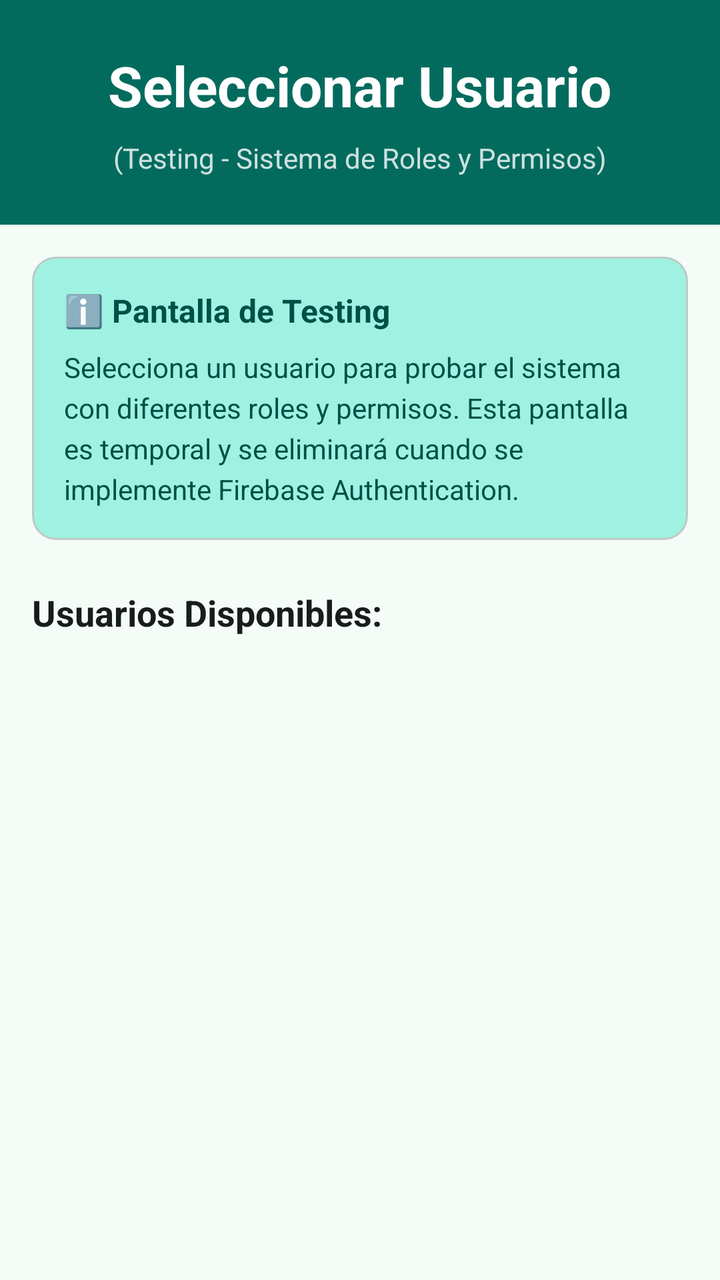
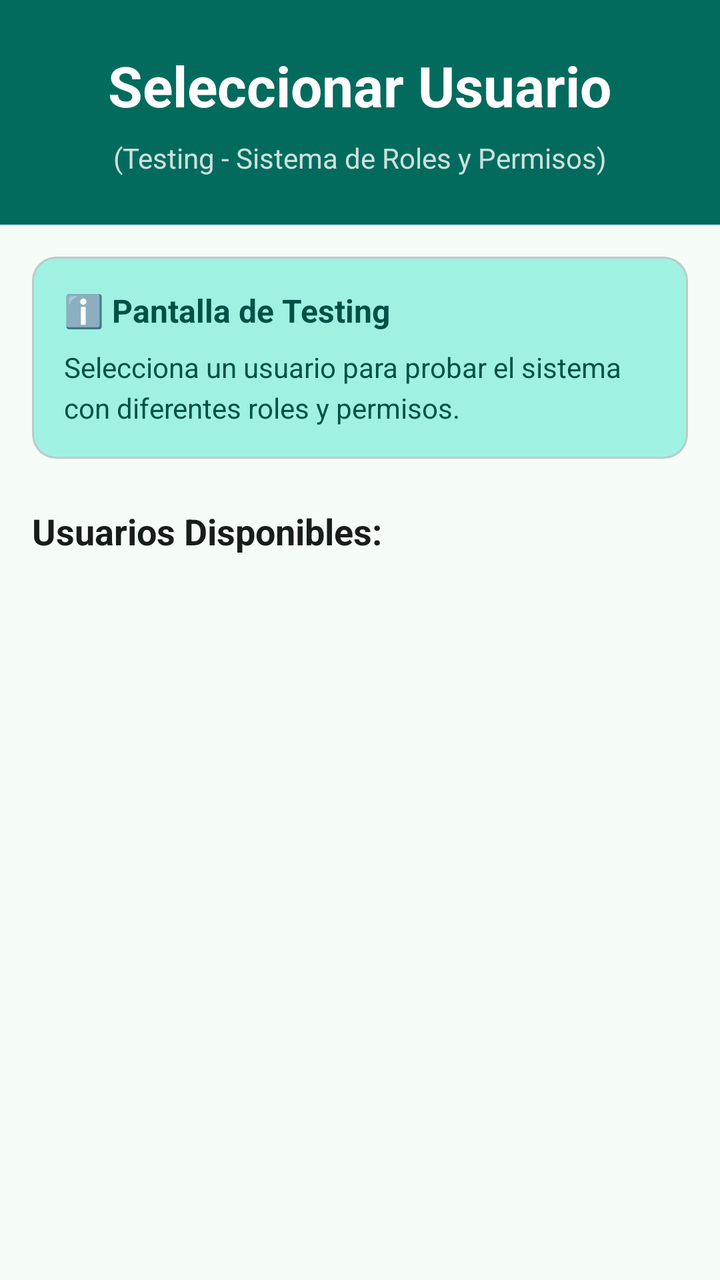

An Android layout rendered at two revisions. The XML below is the earlier revision; the diff shows what the commit changed to produce the second picture.
<!-- AndroidManifest.xml: activity theme AppTheme -->
<!-- res/layout/activity_selector_rol.xml -->
<?xml version="1.0" encoding="utf-8"?>
<LinearLayout xmlns:android="http://schemas.android.com/apk/res/android"
    xmlns:app="http://schemas.android.com/apk/res-auto"
    android:layout_width="match_parent"
    android:layout_height="match_parent"
    android:orientation="vertical"
    android:background="@color/md_theme_background">

    
    <LinearLayout
        android:layout_width="match_parent"
        android:layout_height="wrap_content"
        android:orientation="vertical"
        android:background="@color/md_theme_primary"
        android:padding="24dp"
        android:gravity="center">

        <TextView
            android:id="@+id/tvTituloSelector"
            android:layout_width="wrap_content"
            android:layout_height="wrap_content"
            android:text="Seleccionar Usuario"
            android:textSize="28sp"
            android:textStyle="bold"
            android:textColor="@color/md_theme_onPrimary"
            android:layout_marginBottom="8dp" />

        <TextView
            android:id="@+id/tvDescripcionSelector"
            android:layout_width="wrap_content"
            android:layout_height="wrap_content"
            android:text="(Testing - Sistema de Roles y Permisos)"
            android:textSize="14sp"
            android:textColor="@color/md_theme_onPrimary"
            android:alpha="0.8" />

    </LinearLayout>

    
    <com.google.android.material.card.MaterialCardView
        android:layout_width="match_parent"
        android:layout_height="wrap_content"
        android:layout_margin="16dp"
        app:cardBackgroundColor="@color/md_theme_secondaryContainer"
        app:cardCornerRadius="12dp"
        app:cardElevation="0dp">

        <LinearLayout
            android:layout_width="match_parent"
            android:layout_height="wrap_content"
            android:orientation="vertical"
            android:padding="16dp">

            <TextView
                android:layout_width="match_parent"
                android:layout_height="wrap_content"
                android:text="ℹ️ Pantalla de Testing"
                android:textSize="16sp"
                android:textStyle="bold"
                android:textColor="@color/md_theme_onSecondaryContainer"
                android:layout_marginBottom="8dp" />

            <TextView
                android:layout_width="match_parent"
                android:layout_height="wrap_content"
                android:text="Selecciona un usuario para probar el sistema con diferentes roles y permisos. Esta pantalla es temporal y se eliminará cuando se implemente Firebase Authentication."
                android:textSize="14sp"
                android:textColor="@color/md_theme_onSecondaryContainer"
                android:lineSpacingExtra="4dp" />

        </LinearLayout>

    </com.google.android.material.card.MaterialCardView>

    
    <TextView
        android:layout_width="match_parent"
        android:layout_height="wrap_content"
        android:text="Usuarios Disponibles:"
        android:textSize="18sp"
        android:textStyle="bold"
        android:textColor="@color/md_theme_onBackground"
        android:paddingHorizontal="16dp"
        android:paddingVertical="8dp" />

    <androidx.recyclerview.widget.RecyclerView
        android:id="@+id/recyclerViewUsuarios"
        android:layout_width="match_parent"
        android:layout_height="0dp"
        android:layout_weight="1"
        android:clipToPadding="false"
        android:paddingBottom="16dp" />

</LinearLayout>
<!-- resources referenced by this layout -->
<resources>
  <color name="md_theme_background">#F5FBF7</color>
  <color name="md_theme_onBackground">#171D1B</color>
  <color name="md_theme_onPrimary">#FFFFFF</color>
  <color name="md_theme_onSecondaryContainer">#005046</color>
  <color name="md_theme_primary">#036B5D</color>
  <color name="md_theme_secondaryContainer">#9FF2E1</color>
  <color name="md_theme_primaryContainer">#9FF2E0</color>
  <color name="md_theme_onPrimaryContainer">#005045</color>
  <color name="md_theme_secondary">#016B5D</color>
  <color name="md_theme_onSecondary">#FFFFFF</color>
  <color name="md_theme_tertiary">#016B5D</color>
  <color name="md_theme_onTertiary">#FFFFFF</color>
  <color name="md_theme_tertiaryContainer">#9FF2E1</color>
  <color name="md_theme_onTertiaryContainer">#005046</color>
  <color name="md_theme_error">#BA1A1A</color>
  <color name="md_theme_onError">#FFFFFF</color>
  <color name="md_theme_errorContainer">#FFDAD6</color>
  <color name="md_theme_onErrorContainer">#93000A</color>
  <color name="md_theme_surface">#F5FBF7</color>
  <color name="md_theme_onSurface">#171D1B</color>
  <color name="md_theme_surfaceVariant">#DAE5E1</color>
  <color name="md_theme_onSurfaceVariant">#3F4946</color>
  <color name="md_theme_outline">#6F7976</color>
  <color name="md_theme_outlineVariant">#BEC9C5</color>
  <color name="md_theme_inverseSurface">#2B3230</color>
  <color name="md_theme_inverseOnSurface">#ECF2EF</color>
  <color name="md_theme_inversePrimary">#84D5C4</color>
  <color name="md_theme_primaryFixed">#9FF2E0</color>
  <color name="md_theme_onPrimaryFixed">#00201B</color>
  <color name="md_theme_primaryFixedDim">#84D5C4</color>
  <color name="md_theme_onPrimaryFixedVariant">#005045</color>
  <color name="md_theme_secondaryFixed">#9FF2E1</color>
  <color name="md_theme_onSecondaryFixed">#00201B</color>
  <color name="md_theme_secondaryFixedDim">#83D5C5</color>
  <color name="md_theme_onSecondaryFixedVariant">#005046</color>
  <color name="md_theme_tertiaryFixed">#9FF2E1</color>
  <color name="md_theme_onTertiaryFixed">#00201B</color>
  <color name="md_theme_tertiaryFixedDim">#83D5C5</color>
  <color name="md_theme_onTertiaryFixedVariant">#005046</color>
  <color name="md_theme_surfaceDim">#D5DBD8</color>
  <color name="md_theme_surfaceBright">#F5FBF7</color>
  <color name="md_theme_surfaceContainerLowest">#FFFFFF</color>
  <color name="md_theme_surfaceContainerLow">#EFF5F2</color>
  <color name="md_theme_surfaceContainer">#E9EFEC</color>
  <color name="md_theme_surfaceContainerHigh">#E3EAE6</color>
  <color name="md_theme_surfaceContainerHighest">#DEE4E1</color>
  <!-- unchanged entries left out for length: 1 -->
</resources>

<!-- the commit's change to res/layout/activity_selector_rol.xml (unified diff, before → after) -->
@@ -63,7 +63,7 @@
             <TextView
                 android:layout_width="match_parent"
                 android:layout_height="wrap_content"
-                android:text="Selecciona un usuario para probar el sistema con diferentes roles y permisos. Esta pantalla es temporal y se eliminará cuando se implemente Firebase Authentication."
+                android:text="Selecciona un usuario para probar el sistema con diferentes roles y permisos."
                 android:textSize="14sp"
                 android:textColor="@color/md_theme_onSecondaryContainer"
                 android:lineSpacingExtra="4dp" />
@@ -83,12 +83,42 @@
         android:paddingHorizontal="16dp"
         android:paddingVertical="8dp" />
 
-    <androidx.recyclerview.widget.RecyclerView
-        android:id="@+id/recyclerViewUsuarios"
+    
+    <FrameLayout
         android:layout_width="match_parent"
         android:layout_height="0dp"
-        android:layout_weight="1"
-        android:clipToPadding="false"
-        android:paddingBottom="16dp" />
+        android:layout_weight="1">
+
+        
+        <androidx.recyclerview.widget.RecyclerView
+            android:id="@+id/recyclerViewUsuarios"
+            android:layout_width="match_parent"
+            android:layout_height="match_parent"
+            android:clipToPadding="false"
+            android:paddingBottom="16dp"
+            android:visibility="gone" />
+
+        
+        <ProgressBar
+            android:id="@+id/progressBarSelector"
+            android:layout_width="wrap_content"
+            android:layout_height="wrap_content"
+            android:layout_gravity="center"
+            android:visibility="gone" />
+
+        
+        <TextView
+            android:id="@+id/tvEmptySelector"
+            android:layout_width="match_parent"
+            android:layout_height="wrap_content"
+            android:layout_gravity="center"
+            android:gravity="center"
+            android:padding="32dp"
+            android:text="No hay usuarios disponibles"
+            android:textSize="16sp"
+            android:textColor="@color/md_theme_onSurfaceVariant"
+            android:visibility="gone" />
+
+    </FrameLayout>
 
 </LinearLayout>
